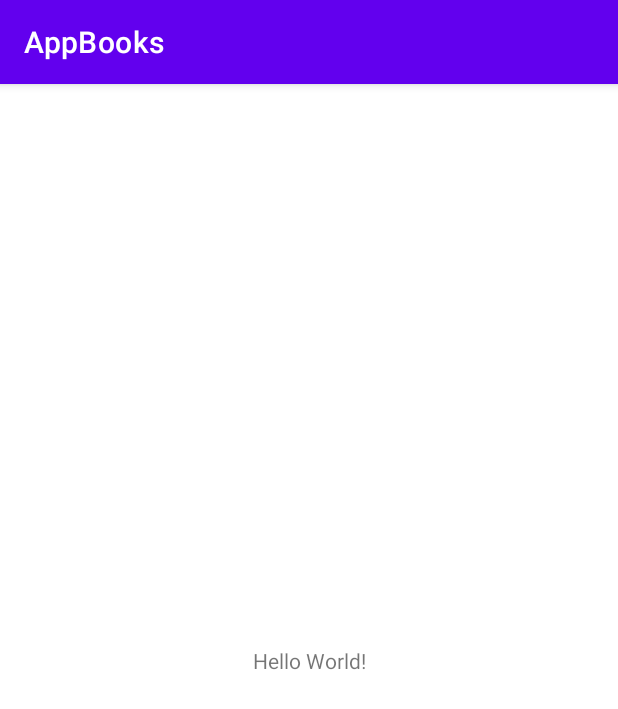
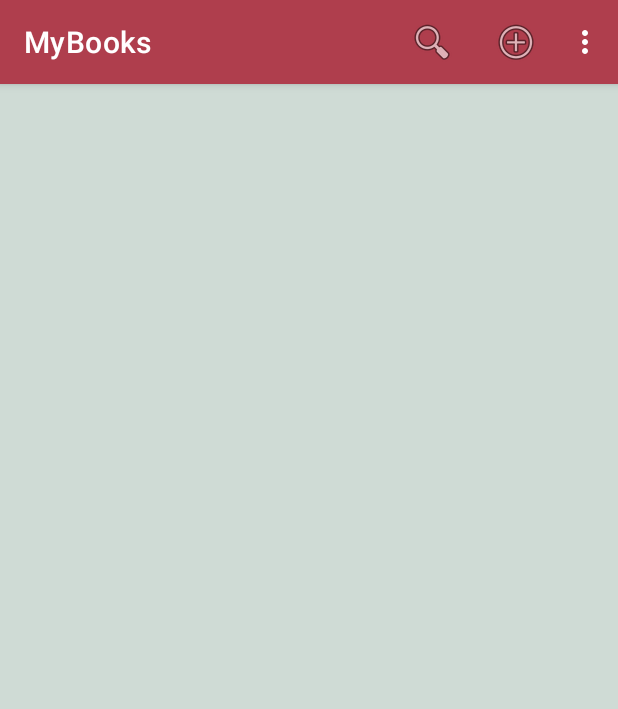
Before and after one commit to eduardocvaz/AppBooks, an Android app: the screen it shows after launch (MainActivity before the commit, LivroActivity after it), on a phone screen of 412 x 824 dp. Shown: the top 709 px of the screen. Run offline under Robolectric (Android 15) with nearby library versions, the phone set to English and light mode, and no system bars.

Commit message:
Criacao Activity/Fragment Principal

```diff
--- a/app/build.gradle
+++ b/app/build.gradle
@@ -32,6 +32,7 @@ dependencies {
     implementation 'androidx.appcompat:appcompat:1.4.0'
     implementation 'com.google.android.material:material:1.4.0'
     implementation 'androidx.constraintlayout:constraintlayout:2.1.2'
+    implementation 'androidx.legacy:legacy-support-v4:1.0.0'
     testImplementation 'junit:junit:4.+'
     androidTestImplementation 'androidx.test.ext:junit:1.1.3'
     androidTestImplementation 'androidx.test.espresso:espresso-core:3.4.0'
--- a/app/src/main/AndroidManifest.xml
+++ b/app/src/main/AndroidManifest.xml
@@ -10,7 +10,7 @@
         android:supportsRtl="true"
         android:theme="@style/Theme.AppBooks">
         <activity
-            android:name=".MainActivity"
+            android:name=".LivroActivity"
             android:exported="true">
             <intent-filter>
                 <action android:name="android.intent.action.MAIN" />
--- /dev/null
+++ b/app/src/main/java/com/example/appbooks/LivroActivity.java
@@ -0,0 +1,28 @@
+package com.example.appbooks;
+
+import androidx.annotation.NonNull;
+import androidx.appcompat.app.AppCompatActivity;
+
+import android.os.Bundle;
+import android.view.Menu;
+import android.view.MenuItem;
+
+public class LivroActivity extends AppCompatActivity {
+
+    @Override
+    protected void onCreate(Bundle savedInstanceState) {
+        super.onCreate(savedInstanceState);
+        setContentView(R.layout.activity_livro);
+    }
+
+    @Override
+    public boolean onCreateOptionsMenu(Menu menu) {
+        getMenuInflater().inflate(R.menu.menu,menu);
+        return true;
+    }
+
+    @Override
+    public boolean onOptionsItemSelected(@NonNull MenuItem item) {
+        return super.onOptionsItemSelected(item);
+    }
+}
--- a/app/src/main/java/com/example/appbooks/MainActivity.java
+++ /dev/null
@@ -1,14 +0,0 @@
-package com.example.appbooks;
-
-import androidx.appcompat.app.AppCompatActivity;
-
-import android.os.Bundle;
-
-public class MainActivity extends AppCompatActivity {
-
-    @Override
-    protected void onCreate(Bundle savedInstanceState) {
-        super.onCreate(savedInstanceState);
-        setContentView(R.layout.activity_main);
-    }
-}
--- /dev/null
+++ b/app/src/main/java/com/example/appbooks/fragmentos/LivroListaFragment.java
@@ -0,0 +1,48 @@
+package com.example.appbooks.fragmentos;
+
+import android.os.Bundle;
+
+import androidx.annotation.NonNull;
+import androidx.fragment.app.Fragment;
+import androidx.fragment.app.ListFragment;
+
+import android.view.LayoutInflater;
+import android.view.View;
+import android.view.ViewGroup;
+import android.widget.ArrayAdapter;
+import android.widget.ListView;
+
+import com.example.appbooks.R;
+import com.example.appbooks.model.Livro;
+
+import java.util.ArrayList;
+import java.util.List;
+
+
+public class LivroListaFragment extends ListFragment {
+
+    List<Livro> myLivros;
+    ArrayAdapter<Livro> myAdapter;
+
+
+    public LivroListaFragment() {
+        // Required empty public constructor
+    }
+
+    @Override
+    public void onCreate(Bundle savedInstanceState) {
+        super.onCreate(savedInstanceState);
+        myLivros = new ArrayList<Livro>();
+        myAdapter = new ArrayAdapter<Livro>(
+                getActivity(),
+                android.R.layout.simple_list_item_1,
+                myLivros
+        );
+        setListAdapter(myAdapter);
+    }
+
+//    @Override
+//    public void onListItemClick(@NonNull ListView l, @NonNull View v, int position, long id) {
+//        super.onListItemClick(l, v, position, id);
+//    }
+}
--- a/app/src/main/res/layout/activity_main.xml
+++ b/app/src/main/res/layout/activity_livro.xml
@@ -4,15 +4,15 @@
     xmlns:tools="http://schemas.android.com/tools"
     android:layout_width="match_parent"
     android:layout_height="match_parent"
-    tools:context=".MainActivity">
+    android:orientation="horizontal"
+   >
 
-    <TextView
-        android:layout_width="wrap_content"
-        android:layout_height="wrap_content"
-        android:text="Hello World!"
-        app:layout_constraintBottom_toBottomOf="parent"
-        app:layout_constraintLeft_toLeftOf="parent"
-        app:layout_constraintRight_toRightOf="parent"
-        app:layout_constraintTop_toTopOf="parent" />
+    <fragment
+        android:layout_width="match_parent"
+        android:layout_height="match_parent"
+        android:name="com.example.appbooks.fragmentos.LivroListaFragment"
+        android:id="@+id/fragmentoLista"/>
+
+
 
 </androidx.constraintlayout.widget.ConstraintLayout>
--- /dev/null
+++ b/app/src/main/res/menu/menu.xml
@@ -0,0 +1,19 @@
+<?xml version="1.0" encoding="utf-8"?>
+<menu xmlns:android="http://schemas.android.com/apk/res/android"
+    xmlns:app="http://schemas.android.com/apk/res-auto">
+    <item android:id="@+id/acao_pesquisar"
+        android:title="@string/acao_pesquisar"
+        android:icon="@android:drawable/ic_menu_search"
+        app:showAsAction="always|collapseActionView"
+        app:actionViewClass="android.widget.SearchView"/>
+    <item android:id="@+id/acao_adicionar"
+        android:title="@string/acao_adicionar"
+        android:icon="@android:drawable/ic_menu_add"
+        app:showAsAction="always"
+        />
+    <item android:id="@+id/acao_info"
+        android:title="@string/acao_info"
+        android:icon="@android:drawable/ic_menu_info_details"
+        app:showAsAction="never"/>
+
+</menu>
--- a/app/src/main/res/values/colors.xml
+++ b/app/src/main/res/values/colors.xml
@@ -3,8 +3,12 @@
     <color name="purple_200">#FFBB86FC</color>
     <color name="purple_500">#FF6200EE</color>
     <color name="purple_700">#FF3700B3</color>
-    <color name="teal_200">#FF03DAC5</color>
+    <color name="teal_200">#9CFFFA</color>
     <color name="teal_700">#FF018786</color>
     <color name="black">#FF000000</color>
     <color name="white">#FFFFFFFF</color>
+    <color name="Aquamarine">#C17767</color>
+    <color name="GrannySmith">#AF3E4D</color>
+    <color name="Khaki">#C0B298</color>
+    <color name="base">#CFDBD5</color>
 </resources>
--- a/app/src/main/res/values/strings.xml
+++ b/app/src/main/res/values/strings.xml
@@ -1,3 +1,9 @@
 <resources>
-    <string name="app_name">AppBooks</string>
+    <string name="app_name">MyBooks</string>
+    <!-- TODO: Remove or change this placeholder text -->
+    <string name="acao_adicionar">Adicionar</string>
+    <string name="acao_pesquisar">Pesquisar</string>
+    <string name="acao_info">Info</string>
+    <string name="acao_editar">Editar</string>
+    <string name="hello_blank_fragment">Hello blank fragment</string>
 </resources>
--- a/app/src/main/res/values/themes.xml
+++ b/app/src/main/res/values/themes.xml
@@ -2,9 +2,9 @@
     <!-- Base application theme. -->
     <style name="Theme.AppBooks" parent="Theme.MaterialComponents.DayNight.DarkActionBar">
         <!-- Primary brand color. -->
-        <item name="colorPrimary">@color/purple_500</item>
-        <item name="colorPrimaryVariant">@color/purple_700</item>
-        <item name="colorOnPrimary">@color/white</item>
+        <item name="colorPrimary">@color/GrannySmith</item>
+        <item name="colorPrimaryVariant">@color/Aquamarine</item>
+        <item name="colorOnPrimary">@color/Aquamarine</item>
         <!-- Secondary brand color. -->
         <item name="colorSecondary">@color/teal_200</item>
         <item name="colorSecondaryVariant">@color/teal_700</item>
@@ -12,5 +12,6 @@
         <!-- Status bar color. -->
         <item name="android:statusBarColor" tools:targetApi="l">?attr/colorPrimaryVariant</item>
         <!-- Customize your theme here. -->
+        <item name="android:backgroundTint">@color/base</item>
     </style>
 </resources>
```
Also changed, not shown: app/src/main/java/com/example/appbooks/model/Livro.java (added, +68 -0 lines), app/src/main/res/layout/fragment_livro_lista.xml (added, +13 -0 lines).
